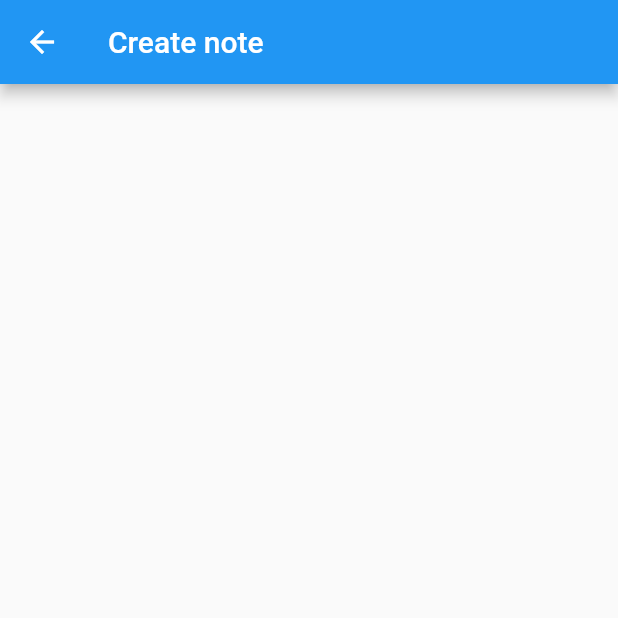
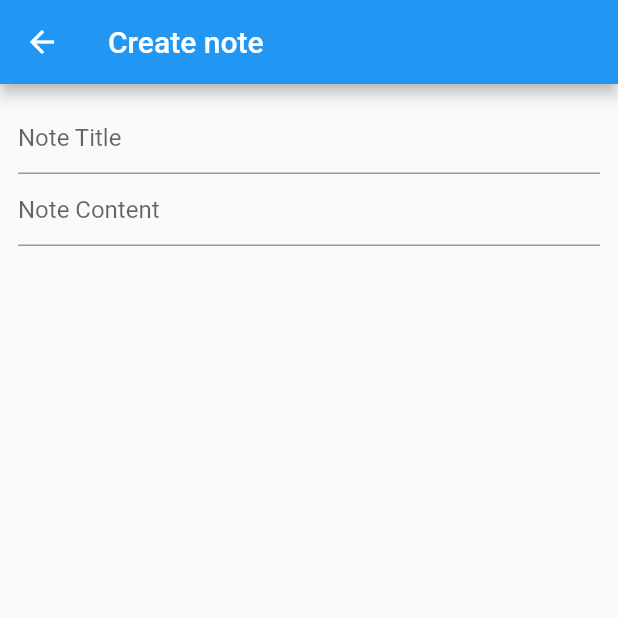
Before and after one commit to benlittlenz/flutter_api_example, a Flutter app: the NoteModify screen opened directly, on a phone screen of 412 x 824 dp, the top half of it. Run offline on Flutter 3.47's test engine with Material 2 defaults, Android fonts, the phone set to English and light mode, and no system bars.

Commit message:
added note fields

```diff
--- a/lib/views/note_create.dart
+++ b/lib/views/note_create.dart
@@ -4,7 +4,22 @@ class NoteModify extends StatelessWidget {
   @override
   Widget build(BuildContext context) {
     return Scaffold(
-      appBar: AppBar(title: Text('Create note'),),
+      appBar: AppBar(
+        title: Text('Create note'),
+      ),
+      body: Padding(
+        padding: const EdgeInsets.all(12),
+        child: Column(
+          children: <Widget>[
+            TextField(
+              decoration: InputDecoration(hintText: 'Note Title'),
+            ),
+            TextField(
+              decoration: InputDecoration(hintText: 'Note Content'),
+            ),
+          ],
+        ),
+      ),
     );
   }
 }
```
